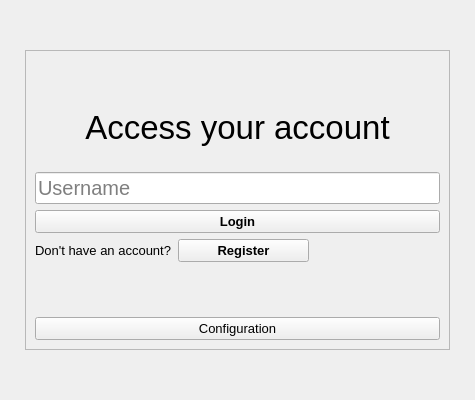
This is User_app/src/login/login_widget.ui in edugaidano/Little-Social-Network as Qt 5 draws it before an edit. The edited form follows.
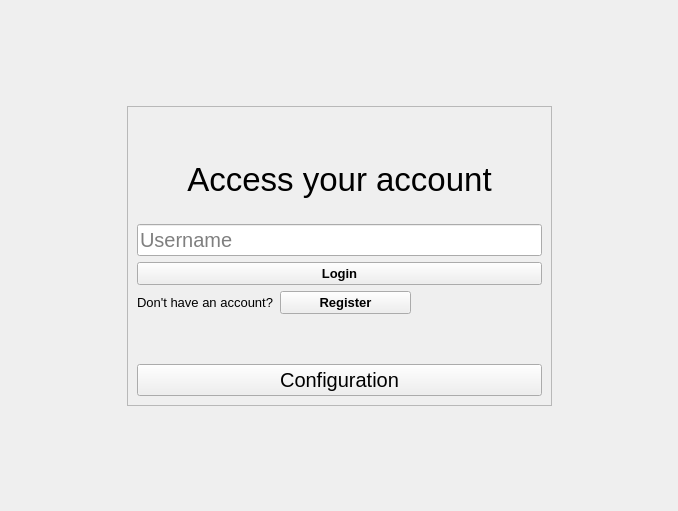
This is the edited form.

```diff
--- a/User_app/src/login/login_widget.ui
+++ b/User_app/src/login/login_widget.ui
@@ -6,8 +6,8 @@
    <rect>
     <x>0</x>
     <y>0</y>
-    <width>475</width>
-    <height>400</height>
+    <width>678</width>
+    <height>511</height>
    </rect>
   </property>
   <property name="minimumSize">
@@ -20,7 +20,7 @@
    <string notr="true">Form</string>
   </property>
   <layout class="QGridLayout" name="gridLayout">
-   <item row="0" column="0">
+   <item row="1" column="1">
     <widget class="QFrame" name="loginFrame">
      <property name="minimumSize">
       <size>
@@ -28,12 +28,6 @@
        <height>300</height>
       </size>
      </property>
-     <property name="maximumSize">
-      <size>
-       <width>425</width>
-       <height>300</height>
-      </size>
-     </property>
      <property name="frameShape">
       <enum>QFrame::Shape::StyledPanel</enum>
      </property>
@@ -198,7 +192,7 @@
         <property name="font">
          <font>
           <family>Arial</family>
-          <pointsize>10</pointsize>
+          <pointsize>15</pointsize>
          </font>
         </property>
         <property name="text">
@@ -209,6 +203,58 @@
      </layout>
     </widget>
    </item>
+   <item row="1" column="0">
+    <spacer name="horizontalSpacer_L">
+     <property name="orientation">
+      <enum>Qt::Orientation::Horizontal</enum>
+     </property>
+     <property name="sizeHint" stdset="0">
+      <size>
+       <width>40</width>
+       <height>20</height>
+      </size>
+     </property>
+    </spacer>
+   </item>
+   <item row="0" column="1">
+    <spacer name="verticalSpacer_T">
+     <property name="orientation">
+      <enum>Qt::Orientation::Vertical</enum>
+     </property>
+     <property name="sizeHint" stdset="0">
+      <size>
+       <width>20</width>
+       <height>40</height>
+      </size>
+     </property>
+    </spacer>
+   </item>
+   <item row="1" column="2">
+    <spacer name="horizontalSpacer_R">
+     <property name="orientation">
+      <enum>Qt::Orientation::Horizontal</enum>
+     </property>
+     <property name="sizeHint" stdset="0">
+      <size>
+       <width>40</width>
+       <height>20</height>
+      </size>
+     </property>
+    </spacer>
+   </item>
+   <item row="2" column="1">
+    <spacer name="verticalSpacer_D">
+     <property name="orientation">
+      <enum>Qt::Orientation::Vertical</enum>
+     </property>
+     <property name="sizeHint" stdset="0">
+      <size>
+       <width>20</width>
+       <height>40</height>
+      </size>
+     </property>
+    </spacer>
+   </item>
   </layout>
  </widget>
  <resources/>
```
